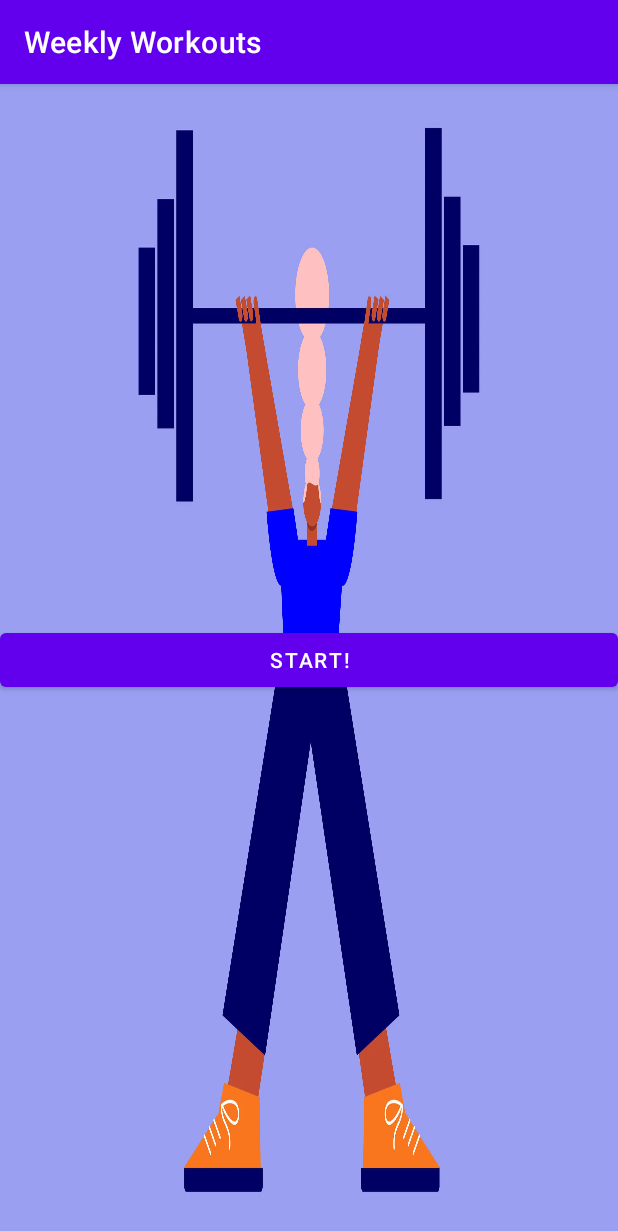
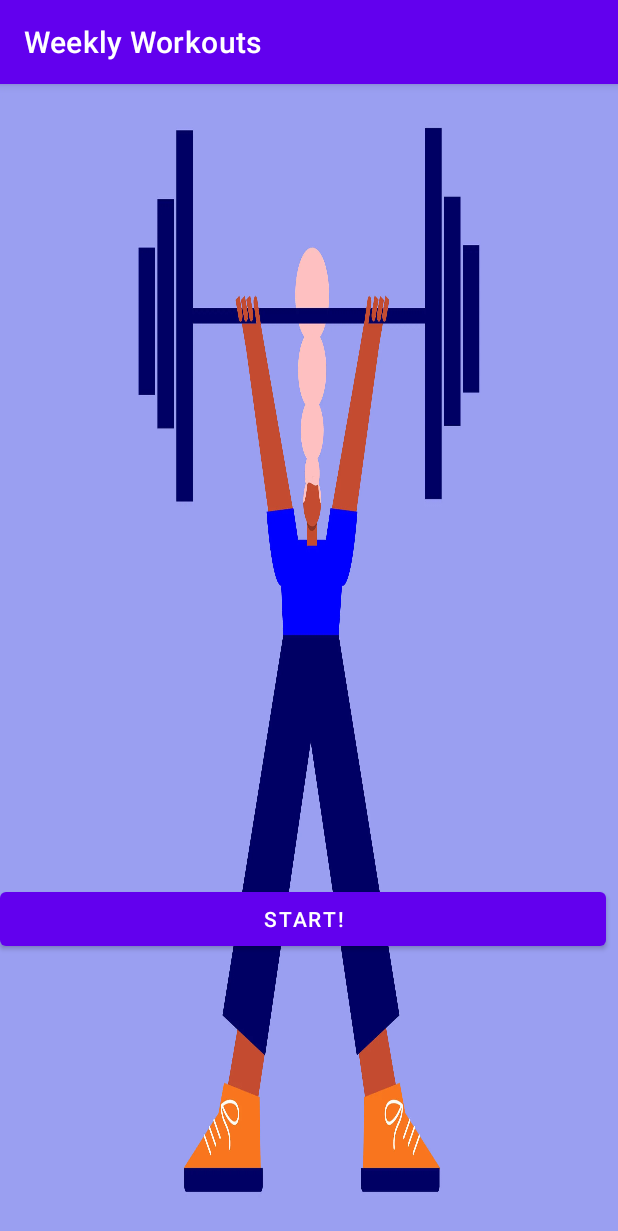
Before and after one commit to KolePeoples/WeeklyWorkoutsFinal, an Android app: the screen it shows after launch (MainActivity), on a phone screen of 412 x 824 dp. Shown: the top 1231 px of the screen. Run offline under Robolectric (Android 15) with nearby library versions, the phone set to English and light mode, and no system bars.

Commit message:
Layout edit

```diff
--- a/WeeklyWorkouts App/app/src/main/res/layout/activity_main.xml
+++ b/WeeklyWorkouts App/app/src/main/res/layout/activity_main.xml
@@ -8,18 +8,20 @@
 
 
     <Button
+        android:id="@+id/startButton"
         android:layout_width="match_parent"
         android:layout_height="wrap_content"
-        android:id="@+id/startButton"
+        android:layout_marginEnd="8dp"
+        android:onClick="startClick"
         android:text="@string/start_button"
-        android:onClick="startClick"
         app:layout_constraintBottom_toBottomOf="parent"
         app:layout_constraintEnd_toEndOf="parent"
         app:layout_constraintHorizontal_bias="0.0"
+
+        app:layout_constraintLeft_toLeftOf="parent"
+        app:layout_constraintRight_toRightOf="parent"
         app:layout_constraintTop_toTopOf="parent"
-
-        app:layout_constraintRight_toRightOf="parent"
-        app:layout_constraintLeft_toLeftOf="parent"/>
+        app:layout_constraintVertical_bias="0.74" />
 
 
 </androidx.constraintlayout.widget.ConstraintLayout>
```
